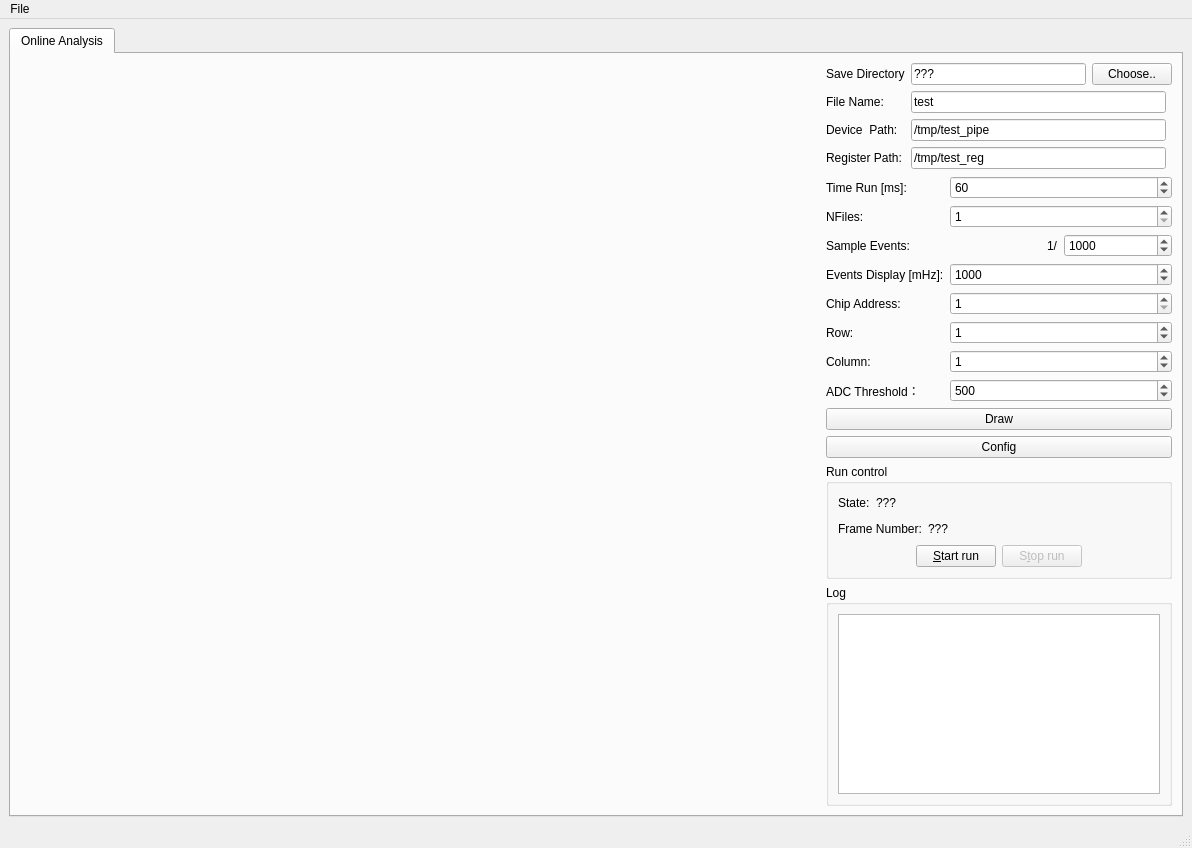
Old version of the form software/gui/linux/form/mainwindow.ui in the repository cepc/kc705.
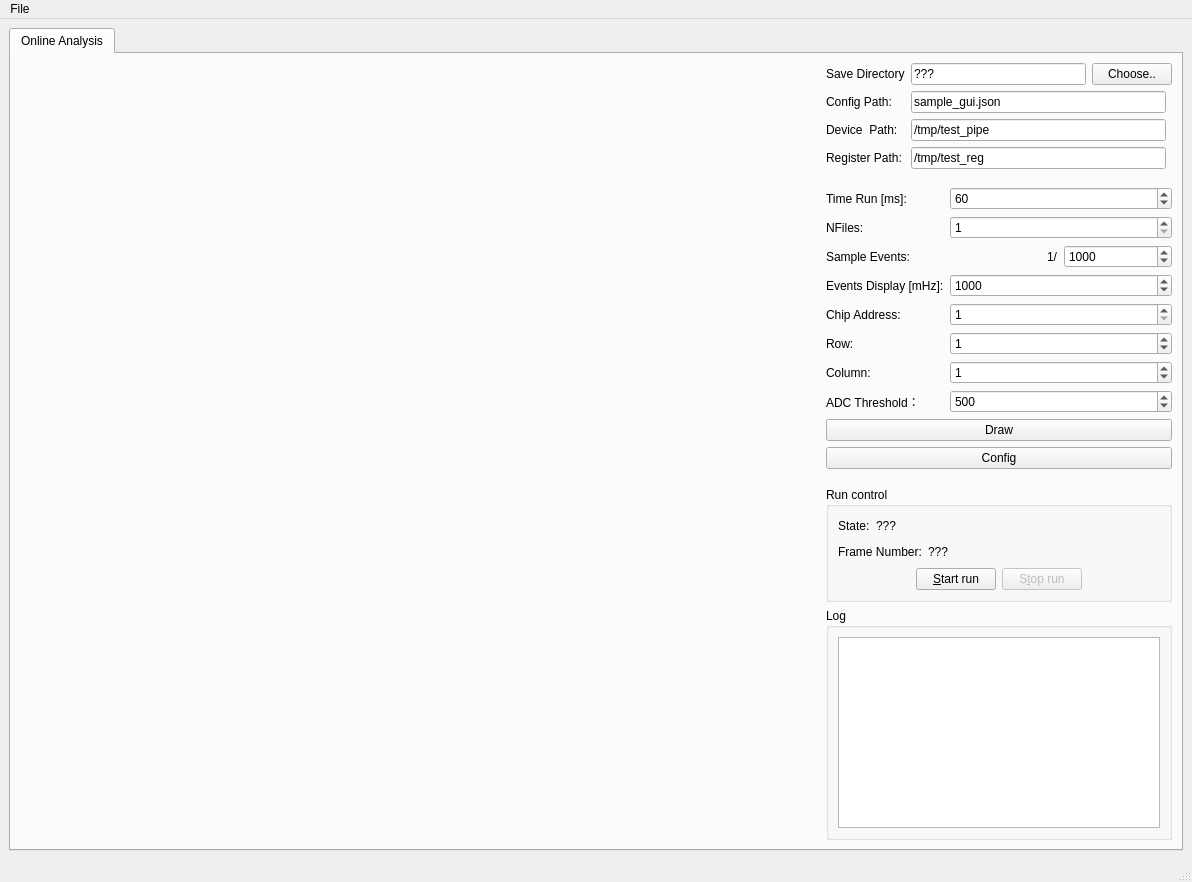
New version of the form. Custom widgets are drawn as their Qt base class.

Commit message: change to json config

The edit to the form file:
```diff
--- a/software/gui/linux/form/mainwindow.ui
+++ b/software/gui/linux/form/mainwindow.ui
@@ -7,7 +7,7 @@
     <x>0</x>
     <y>0</y>
     <width>1192</width>
-    <height>848</height>
+    <height>882</height>
    </rect>
   </property>
   <property name="windowTitle">
@@ -84,14 +84,14 @@
             <item row="3" column="0">
              <widget class="QLabel" name="label_26">
               <property name="text">
-               <string>File Name:</string>
+               <string>Config Path:</string>
               </property>
              </widget>
             </item>
             <item row="3" column="1">
              <widget class="QLineEdit" name="LineEdit_Online_FileName">
               <property name="text">
-               <string>test</string>
+               <string>sample_gui.json</string>
               </property>
              </widget>
             </item>
```
Left out of the diff: 2 changed lines with no effect on the pictures. The commit also changes 4 other files.
